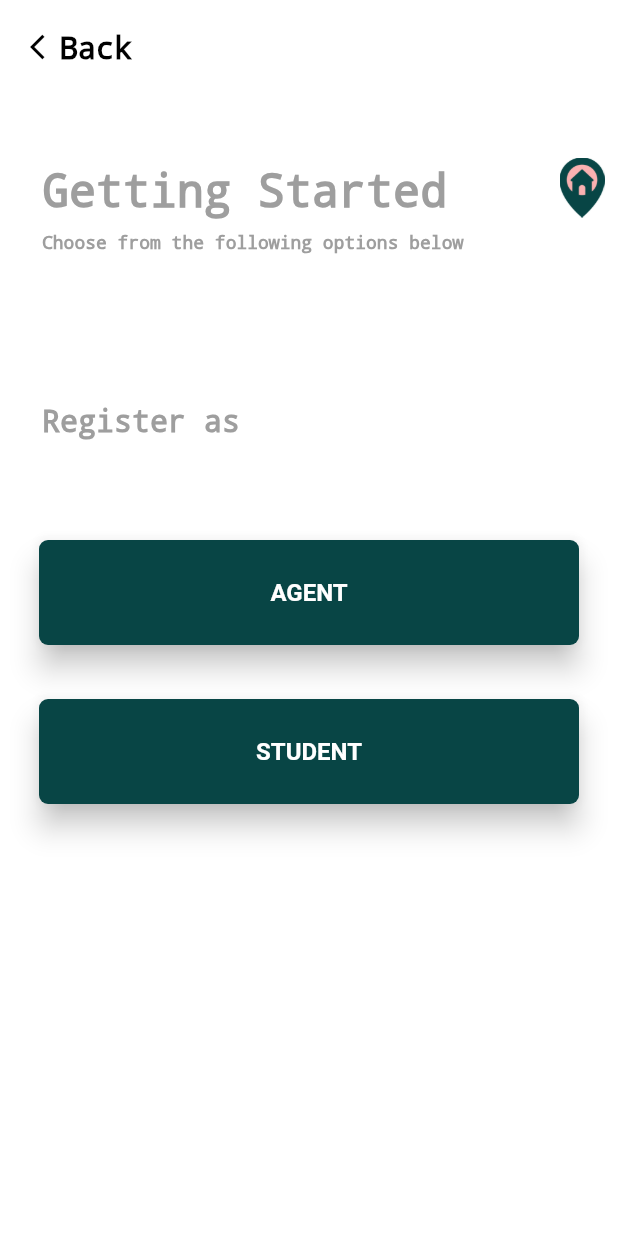
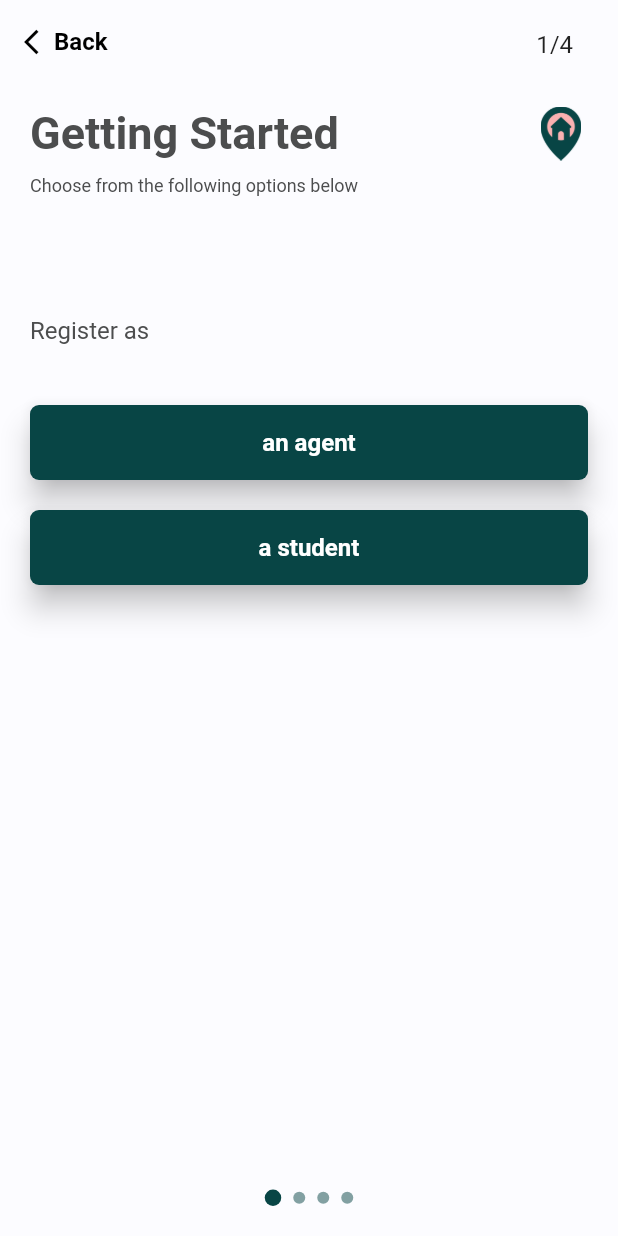
Before and after one commit to classyk12/Findr, a Flutter app: the screen it shows after launch, after a tap on "Get Started", on a phone screen of 412 x 824 dp. Run offline on Flutter 3.47's test engine with Material 2 defaults, Android fonts, the phone set to English and light mode, and no system bars; our stand-ins replace country_code_picker, line_icons, pin_input_text_field; network calls fail.

Commit message:
added pin field and profile picture widget, restructured the onboarding screen

```diff
--- a/lib/main.dart
+++ b/lib/main.dart
@@ -1,5 +1,3 @@
-
-import 'package:findr/screens/Onboarding/landing_page2.dart';
 import 'package:findr/screens/onboarding/landing_page.dart';
 import 'package:findr/screens/splash_screen.dart';
 import 'package:findr/utils/themes.dart';
@@ -17,14 +15,13 @@ class MyApp extends StatelessWidget {
       debugShowCheckedModeBanner: false,
       title: 'Flutter Demo',
       theme: lightTheme,
-      darkTheme: darkTheme,
-   initialRoute: '/',
+//      darkTheme: darkTheme,
+      initialRoute: '/',
       routes: {
         '/': (context) => SplashScreen(),
         // When navigating to the "/landing" route, build the landing_page widget.
         '/login': (context) => LoginScreen(),
         '/landing': (context) => LandingScreen2(),
-         '/agent-student':(context) => LandingScreen()
       },
     );
   }
--- a/lib/screens/Onboarding/landing_page.dart
+++ b/lib/screens/Onboarding/landing_page.dart
@@ -1,42 +1,57 @@
+import 'package:findr/screens/Onboarding/onboarding_screen.dart';
+import 'package:findr/utils/margin.dart';
+import 'package:findr/utils/themes.dart';
 import 'package:flutter/material.dart';
 
 import '../../widgets/button.dart';
 
-
-
-
 class LandingScreen2 extends StatelessWidget {
   @override
   Widget build(BuildContext context) {
-    return Container(
-      color: Colors.white,
-         child: Expanded(
-          // heightFactor: 500,
-          child: Column(mainAxisAlignment: MainAxisAlignment.center,children: <Widget>[
-               Image.asset('assets/images/Findr2.png',height: 200.0, width: 200),
-               SizedBox(height:100),
+    return Scaffold(
+      backgroundColor: lightPrimary,
+      body: Column(
+          mainAxisAlignment: MainAxisAlignment.center,
+          children: <Widget>[
+            Image.asset('assets/images/Findr2.png', height: 200.0, width: 200),
+            SizedBox(height: 100),
             Column(
               children: <Widget>[
-
                 Padding(
                   padding: const EdgeInsets.all(15.0),
-                       child: Button(text: 'Get Started', onPressed: (){
-                         Navigator.pushNamed(context, '/agent-student');
-                       },height: 70,),
+                  child: Button(
+                    text: 'Get Started',
+                    onPressed: () {
+//                      Navigator.pushNamed(context, '/agent-student');
+                    Navigator.push(context, MaterialPageRoute(builder: (_)=>OnboardingScreen()));
+                    },
+                    height: 50,
                   ),
-
-
-                   Text('Sign in',style: TextStyle(color: Colors.black,decoration:TextDecoration.none, fontSize: 20.0),),
+                ),
+                FlatButton(
+                  splashColor: lightAccent.withOpacity(0.2),
+                  onPressed: (){},
+                  child: Text(
+                    'Sign in',
+                    style: TextStyle(
+                      color: darkBG,
+                      fontSize: 16.0,
+                    ),
+                  ),
+                ),
               ],
             ),
-
-
-
-                   Text('Terms and conditions',style: TextStyle(color: Colors.grey,decoration:TextDecoration.none, fontSize: 20.0),),
-
-
-            ])
-      // ),
-    ));
+          ]),
+      bottomSheet: Container(
+        color: lightPrimary,
+        width: screenWidth(context),
+        padding: const EdgeInsets.all(20.0),
+        child: Text(
+          'Terms and conditions',
+          textAlign: TextAlign.center,
+          style: TextStyle(color: darkBG, fontSize: 12.0),
+        ),
+      ),
+    );
   }
 }
--- a/lib/screens/Onboarding/landing_page2.dart
+++ /dev/null
@@ -1,69 +0,0 @@
-import 'package:flutter/material.dart';
-import '../../utils/margin.dart';
-import '../../utils/margin.dart';
-import '../../widgets/button.dart';
-
-
-
-
-class LandingScreen extends StatelessWidget {
-  @override
-  Widget build(BuildContext context) {
-    return Container(
-      color: Colors.white,
-      child: Padding(
-        padding: const EdgeInsets.all(8.0),
-        child: Column(
-          crossAxisAlignment: CrossAxisAlignment.start,
-          children: <Widget>[
-            Padding(
-              padding: const EdgeInsets.all(12.0),
-              child: SafeArea(
-                          child: Row(children: <Widget>[
-                  Icon(Icons.arrow_back_ios, color: Colors.black, size: 20.0,),
-                  Text('Back', style: TextStyle(fontWeight: FontWeight.bold,color: Colors.black, fontSize: 20.0, decoration: TextDecoration.none))
-                ]),
-              ),
-            ),
-            YMargin(50),
-            Column(
-              crossAxisAlignment: CrossAxisAlignment.start,
-              children: <Widget>[
-                Row(crossAxisAlignment: CrossAxisAlignment.start,children: <Widget>[
-
-                  Padding(
-                    padding: const EdgeInsets.fromLTRB(20.0,5.0,70.0,10.0),
-                    child: Text('Getting Started', style: TextStyle(color: Colors.grey, fontSize: 30.0, fontWeight: FontWeight.w900,
-                    decoration: TextDecoration.none)),
-                  ),
-                  Image.asset('assets/images/Findr_logo.png',height: 40.0, width: 40),
-                ],),
-                Padding(
-                  padding: const EdgeInsets.only(left: 20.0),
-                  child: Text('Choose from the following options below',style: TextStyle(color:Colors.grey,
-                  decoration: TextDecoration.none, fontSize: 12.0),),
-                ),
-              ],
-            ),
-          YMargin(80),
-          Padding(
-            padding: const EdgeInsets.all(20.0),
-            child: Text('Register as',style: TextStyle(color:Colors.grey,
-                    decoration: TextDecoration.none, fontSize: 20.0),),
-          ),
-          YMargin(30),
-          Padding(
-            padding: const EdgeInsets.all(18.0),
-            child: Button(onPressed: (){}, text: 'AGENT', height: 70.0),
-          ),
-
-          Padding(
-            padding: const EdgeInsets.all(18.0),
-            child: Button(onPressed: (){}, text: 'STUDENT', height: 70.0),
-          )
-          ],
-        ),
-      ),
-    );
-  }
-}
--- a/lib/screens/Onboarding/onboarding_screen.dart
+++ b/lib/screens/Onboarding/onboarding_screen.dart
@@ -1,9 +1,9 @@
-import 'package:findr/screens/login_screen.dart';
 import 'package:findr/utils/margin.dart';
 import 'package:findr/utils/themes.dart';
+import 'package:findr/widgets/button.dart';
+import 'package:findr/widgets/pin_field.dart';
+import 'package:findr/widgets/profile_picture.dart';
 import 'package:flutter/material.dart';
-import 'package:flutter/services.dart';
-import 'package:line_icons/line_icons.dart';
 
 class OnboardingScreen extends StatefulWidget {
   @override
@@ -11,9 +11,9 @@ class OnboardingScreen extends StatefulWidget {
 }
 
 class _OnboardingScreenState extends State<OnboardingScreen> {
-  final int _numPages = 3;
+  final int _numPages = 4;
   final PageController _pageController =
-      PageController(viewportFraction: 0.867, initialPage: 0);
+      PageController(initialPage: 0);
   int _currentPage = 0;
 
   List<Widget> _buildPageIndicator() {
@@ -27,9 +27,9 @@ class _OnboardingScreenState extends State<OnboardingScreen> {
   Widget _indicator(bool isActive) {
     return AnimatedContainer(
       duration: Duration(milliseconds: 150),
-      margin: EdgeInsets.symmetric(horizontal: 8.0),
-      height: 12.0,
-      width: 12.0,
+      margin: EdgeInsets.symmetric(horizontal: 4.0),
+      height: isActive ? 11.0 : 8.0,
+      width: isActive ? 11.0 : 8.0,
       decoration: BoxDecoration(
         color: isActive ? darkAccent : lightAccent.withOpacity(0.5),
         borderRadius: BorderRadius.all(Radius.circular(12)),
@@ -40,22 +40,70 @@ class _OnboardingScreenState extends State<OnboardingScreen> {
   @override
   Widget build(BuildContext context) {
     return Scaffold(
-      body: AnnotatedRegion<SystemUiOverlayStyle>(
-        value: SystemUiOverlayStyle.light,
-        child: Container(
-          width: screenWidth(context),
-          height: screenHeight(context),
-          padding: EdgeInsets.only(top: 70),
-          child: Column(
-            crossAxisAlignment: CrossAxisAlignment.center,
-            mainAxisAlignment: MainAxisAlignment.spaceBetween,
+      resizeToAvoidBottomPadding: false,
+      resizeToAvoidBottomInset: false,
+      appBar: AppBar(
+        backgroundColor: lightPrimary,
+        elevation: 0,
+        automaticallyImplyLeading: false,
+        centerTitle: false,
+        title: _currentPage > 0 ? InkWell(
+          onTap: (){
+            setState(() {
+              _pageController.animateToPage(_currentPage - 1, duration: Duration(seconds: 1), curve: Curves.linearToEaseOut);
+            });
+          },
+          child: Row(
+            mainAxisSize: MainAxisSize.min,
+              children: <Widget>[
+            Icon(
+              Icons.arrow_back_ios,
+              color: Colors.black,
+              size: 20.0,
+            ),
+            Text('Back',
+                style: TextStyle(
+                    fontWeight: FontWeight.bold,
+                    color: Colors.black,
+                    fontSize: 16.0,))
+          ]),
+        ) : InkWell(
+          onTap: (){
+            Navigator.pop(context);
+          },
+          child: Row(
+            mainAxisSize: MainAxisSize.min,
+              children: <Widget>[
+            Icon(
+              Icons.arrow_back_ios,
+              color: Colors.black,
+              size: 20.0,
+            ),
+            Text('Back',
+                style: TextStyle(
+                    fontWeight: FontWeight.bold,
+                    color: Colors.black,
+                    fontSize: 16.0,))
+          ]),
+        ),
+        actions: <Widget>[
+          Padding(
+            padding: const EdgeInsets.all(20.0).add(EdgeInsets.only(right: 10)),
+            child: Text('${_currentPage + 1}/${_buildPageIndicator().length}',
+            style: TextStyle(fontSize: 16)),
+          )
+        ],
+      ),
+      body: Stack(
+//              fit: StackFit.expand,
+//            crossAxisAlignment: CrossAxisAlignment.center,
+//            mainAxisAlignment: MainAxisAlignment.spaceBetween,
         children: <Widget>[
 //              YMargin(30),
           Container(
-                height: screenHeight(context, percent: 0.65),
-                width: screenWidth(context),
+            color: lightPrimary,
             child: PageView(
-                  physics: ClampingScrollPhysics(),
+              physics: NeverScrollableScrollPhysics(),
               controller: _pageController,
               onPageChanged: (int page) {
                 setState(() {
@@ -63,134 +111,90 @@ class _OnboardingScreenState extends State<OnboardingScreen> {
                 });
               },
               children: <Widget>[
-                    _onboarding1(),
-                    _onboarding2(),
-                    _onboarding3(),
+
+                _onBoarding1(),
+                _onBoarding2(),
               ],
             ),
           ),
 
-              Row(
+          Padding(
+            padding: const EdgeInsets.all(20.0),
+            child: Align(
+              alignment: Alignment.bottomCenter,
+              child: Row(
                 mainAxisAlignment: MainAxisAlignment.center,
                 children: _buildPageIndicator(),
+              ),
+            ),
           ),
 
 //              YMargin(30),
 
-              Container(
-                width: screenWidth(context),
-                constraints: BoxConstraints.tightForFinite(),
-                child: RaisedButton(
-                  materialTapTargetSize: MaterialTapTargetSize.shrinkWrap,
-                  elevation: 0,
-                  onPressed: () {
-                    Navigator.push(context, MaterialPageRoute(builder: (_) => LoginScreen()));
-                  },
-                  child: Text('Skip'),
-                  shape: RoundedRectangleBorder(
-                    borderRadius: BorderRadius.circular(.0),
-                  ),
-                  padding:
-                      EdgeInsets.only(left: 0, right: 0, top: 13, bottom: 13),
-                ),
-              ),
+
         ],
-          ),
-        ),
       ),
     );
   }
 
-  _onboarding1() {
-    return Column(
+  Widget _onBoarding1(){
+    return Padding(
+        padding: const EdgeInsets.all(15.0).add(EdgeInsets.only(left: 5, right: 5)),
+        child: Column(
           crossAxisAlignment: CrossAxisAlignment.start,
           children: <Widget>[
-        Center(
-          child: Icon(
-            LineIcons.dashboard,
-            size: screenWidth(context, percent: 0.7),
+            Column(
+              crossAxisAlignment: CrossAxisAlignment.start,
+              children: <Widget>[
+                Row(
+                  mainAxisAlignment: MainAxisAlignment.spaceBetween,
+                  children: <Widget>[
+                    Text('Getting Started',
+                      style: TextStyle(
+                        color: darkBG,
+                        fontSize: 30.0,
+                        fontWeight: FontWeight.w600,),),
+                    Image.asset('assets/images/Findr_logo.png',
+                        height: 36.0, width: 36.0),
+                  ],
                 ),
+                YMargin(10),
+                Text(
+                  'Choose from the following options below',
+                  style: TextStyle(
+                      color: darkBG,
+                      fontSize: 12.0),
                 ),
+              ],
+            ),
+            YMargin(80),
+            Text(
+              'Register as',
+              style: TextStyle(
+                  color: darkBG,
+                  fontSize: 16.0),
+            ),
+            YMargin(40),
+            Button(onPressed: () {
+              _pageController.animateToPage(_currentPage + 1, duration: Duration(seconds: 1), curve: Curves.linearToEaseOut);
+            }, text: 'an agent', height: 50.0),
             YMargin(20),
-        Center(
-          child: Text(
-            'page 1',
-            style: TextStyle(fontSize: 20, fontWeight: FontWeight.w500),
+            Button(onPressed: () {}, text: 'a student', height: 50.0),
+
+
+          ],
         ),
-        ),
-        YMargin(15),
-        Center(
-          child: Container(
-            width: screenWidth(context, percent: 0.75),
-            child: Text(
-              'lorem Ipsum hjbjhacb hwoijdow kmlxn wugei dwmlmcnj cjhwcjhoiheo ihcjwnjkco cwknkw kcnknkek necnnokene kncekneo nceknlke n',
-              textAlign: TextAlign.center,
-            ),
-          ),
-        ),
+      );
+  }
+
+  Widget _onBoarding2(){
+    return Column(
+      children: <Widget>[
+        PinField(pinController: null),
+        YMargin(10),
+        ProfilePicture(onPressed: (){},showCamera: true,),
       ],
     );
   }
 
-  _onboarding2() {
-    return Column(
-      crossAxisAlignment: CrossAxisAlignment.start,
-      children: <Widget>[
-        Center(
-          child: Icon(
-            LineIcons.expand,
-            size: screenWidth(context, percent: 0.7),
-          ),
-        ),
-        YMargin(20),
-        Center(
-          child: Text(
-            'page 2',
-            style: TextStyle(fontSize: 20, fontWeight: FontWeight.w500),
-          ),
-        ),
-        YMargin(15),
-        Center(
-          child: Container(
-            width: screenWidth(context, percent: 0.75),
-            child: Text(
-              'lorem Ipsum hjbjhacb hwoijdow kmlxn wugei dwmlmcnj cjhwcjhoiheo ihcjwnjkco cwknkw kcnknkek necnnokene kncekneo nceknlke n',
-              textAlign: TextAlign.center,
-            ),
-          ),
-        ),
-      ],
-    );
 }
-
-  _onboarding3() {
-    return Column(
-      crossAxisAlignment: CrossAxisAlignment.start,
-      children: <Widget>[
-        Center(
-          child: Icon(
-            LineIcons.question,
-            size: screenWidth(context, percent: 0.7),
-          ),
-        ),
-        YMargin(20),
-        Center(
-          child: Text(
-            'page 3',
-            style: TextStyle(fontSize: 20, fontWeight: FontWeight.w500),
-          ),
-        ),
-        YMargin(15),
-        Center(
-          child: Container(
-            width: screenWidth(context, percent: 0.75),
-            child: Text(
-              'lorem Ipsum hjbjhacb hwoijdow kmlxn wugei dwmlmcnj cjhwcjhoiheo ihcjwnjkco cwknkw kcnknkek necnnokene kncekneo nceknlke n',
-              textAlign: TextAlign.center,
-            ),
-          ),
-        ),
-      ],
-    );
-  }
-}
--- a/lib/screens/splash_screen.dart
+++ b/lib/screens/splash_screen.dart
@@ -1,6 +1,7 @@
 
 import 'dart:async';
 
+import 'package:findr/screens/Onboarding/onboarding_screen.dart';
 import 'package:flutter/material.dart';
 
 class SplashScreen extends StatefulWidget {
@@ -9,18 +10,21 @@ class SplashScreen extends StatefulWidget {
 }
 
 class _SplashScreenState extends State<SplashScreen> {
-//  @override
-//  void initState() {
-//    super.initState();
-//
-//  }
+  @override
+  void initState() {
+    super.initState();
+    Future.delayed(Duration(seconds: 3),
+            () => Navigator.pushReplacementNamed(context, '/landing'));
+//        () => Navigator.pushReplacement(context, MaterialPageRoute(builder: (_) => OnboardingScreen())));
 
-  Timer t;
+
+  }
+
+
+//  Timer t;
 
   @override
   Widget build(BuildContext context) {
-    t = Timer(Duration(seconds: 3),
-        () => Navigator.pushReplacementNamed(context, '/landing'));
 
     return Container(
       color: Colors.white,
@@ -36,7 +40,8 @@ class _SplashScreenState extends State<SplashScreen> {
 
   @override
   void dispose() {
+//    t.cancel();
     super.dispose();
-    t.cancel();
+
   }
 }
--- a/pubspec.yaml
+++ b/pubspec.yaml
@@ -28,6 +28,8 @@ dependencies:
 
   country_code_picker: ^1.3.7
 
+  pin_input_text_field: ^3.0.1
+
 dev_dependencies:
   flutter_test:
     sdk: flutter
@@ -47,6 +49,7 @@ flutter:
   # To add assets to your application, add an assets section, like this:
   assets:
     - assets/images/
+    - assets/svg/
 
   # An image asset can refer to one or more resolution-specific "variants", see
   # https://flutter.dev/assets-and-images/#resolution-aware.
```
Also changed, not shown: lib/widgets/pin_field.dart (added, +43 -0 lines), lib/widgets/profile_picture.dart (added, +45 -0 lines), assets/svg/findr.svg (added), assets/svg/findr_wordmark.svg (added), pubspec.lock, 1 other file. Lines whose indentation alone changed are shown as unchanged.
